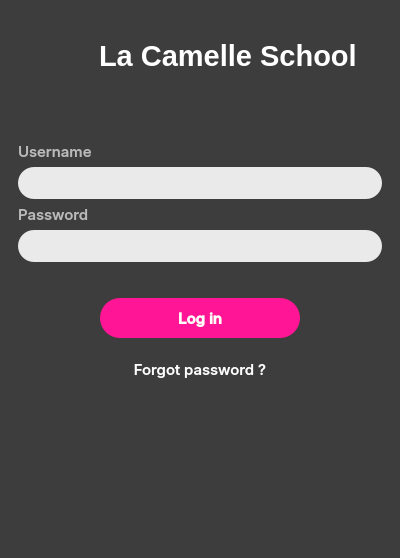
Old version of the form CAI_PyQt/CAI_Admin/UI/FormLogIn.ui in the repository CPG19040/CPG19040.
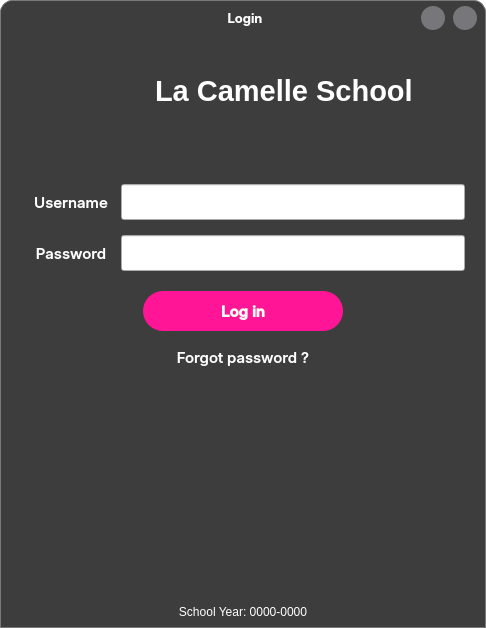
New version of the form. Icons and pictures are not drawn.

Diff of the .ui file:
```diff
--- a/CAI_PyQt/CAI_Admin/UI/FormLogIn.ui
+++ b/CAI_PyQt/CAI_Admin/UI/FormLogIn.ui
@@ -6,20 +6,20 @@
    <rect>
     <x>0</x>
     <y>0</y>
-    <width>400</width>
-    <height>558</height>
+    <width>486</width>
+    <height>628</height>
    </rect>
   </property>
   <property name="minimumSize">
    <size>
-    <width>400</width>
-    <height>558</height>
+    <width>486</width>
+    <height>628</height>
    </size>
   </property>
   <property name="maximumSize">
    <size>
-    <width>400</width>
-    <height>558</height>
+    <width>486</width>
+    <height>628</height>
    </size>
   </property>
   <property name="windowTitle">
@@ -27,7 +27,30 @@
   </property>
   <property name="styleSheet">
    <string notr="true">* {
-	background-color: rgb(61, 61, 61);
+	color: #FFF;
+}
+
+#FormLogin {
+	background: transparent;
+}
+
+QMessageBox {
+	background-color: #deddda;
+	font: 10pt &quot;Inter&quot;;
+	color: black;
+}
+
+QMessageBox QLabel {
+	font: 10pt &quot;Inter&quot;;
+	color: black;
+}
+
+QMessageBox QPushButton {
+	height: 30px;
+	padding: 0px 12px;
+	background-color: #deddda;
+	font: 10pt &quot;Inter&quot;;
+	color: black;
 }
 
 #label_school_name {
@@ -35,11 +58,278 @@
 	font-family: 'Ubuntu'; 
 	font-weight: bold;
 }
+</string>
+  </property>
+  <widget class="QWidget" name="centralwidget">
+   <layout class="QVBoxLayout" name="verticalLayout_3">
+    <property name="spacing">
+     <number>0</number>
+    </property>
+    <property name="leftMargin">
+     <number>0</number>
+    </property>
+    <property name="topMargin">
+     <number>0</number>
+    </property>
+    <property name="rightMargin">
+     <number>0</number>
+    </property>
+    <property name="bottomMargin">
+     <number>0</number>
+    </property>
+    <item>
+     <widget class="QFrame" name="frame_header">
+      <property name="minimumSize">
+       <size>
+        <width>0</width>
+        <height>35</height>
+       </size>
+      </property>
+      <property name="maximumSize">
+       <size>
+        <width>16777215</width>
+        <height>35</height>
+       </size>
+      </property>
+      <property name="mouseTracking">
+       <bool>true</bool>
+      </property>
+      <property name="styleSheet">
+       <string notr="true">#frame_header {
+	color: #FFF;
+	background-color: #3d3d3d;
+	border-top-left-radius: 12px;
+	border-top-right-radius: 12px;
+	border: 1px solid #7a7a7a;
+	border-bottom: none;
+}</string>
+      </property>
+      <property name="frameShape">
+       <enum>QFrame::StyledPanel</enum>
+      </property>
+      <property name="frameShadow">
+       <enum>QFrame::Raised</enum>
+      </property>
+      <layout class="QHBoxLayout" name="horizontalLayout_10">
+       <property name="spacing">
+        <number>6</number>
+       </property>
+       <property name="leftMargin">
+        <number>4</number>
+       </property>
+       <property name="topMargin">
+        <number>0</number>
+       </property>
+       <property name="rightMargin">
+        <number>0</number>
+       </property>
+       <property name="bottomMargin">
+        <number>0</number>
+       </property>
+       <item>
+        <widget class="QWidget" name="widget_window_icon" native="true">
+         <property name="minimumSize">
+          <size>
+           <width>72</width>
+           <height>34</height>
+          </size>
+         </property>
+         <property name="maximumSize">
+          <size>
+           <width>72</width>
+           <height>34</height>
+          </size>
+         </property>
+         <property name="styleSheet">
+          <string notr="true">background: transparent;</string>
+         </property>
+         <layout class="QHBoxLayout" name="horizontalLayout_11">
+          <property name="spacing">
+           <number>0</number>
+          </property>
+          <property name="leftMargin">
+           <number>0</number>
+          </property>
+          <property name="topMargin">
+           <number>0</number>
+          </property>
+          <property name="rightMargin">
+           <number>0</number>
+          </property>
+          <property name="bottomMargin">
+           <number>0</number>
+          </property>
+         </layout>
+        </widget>
+       </item>
+       <item>
+        <widget class="QLabel" name="label_windowTitle">
+         <property name="font">
+          <font>
+           <family>Inter SemiBold</family>
+           <pointsize>10</pointsize>
+           <weight>50</weight>
+           <italic>false</italic>
+           <bold>false</bold>
+          </font>
+         </property>
+         <property name="styleSheet">
+          <string notr="true">background: transparent;
+color: #FFF;
+font: 10pt &quot;Inter SemiBold&quot;;</string>
+         </property>
+         <property name="text">
+          <string>Login</string>
+         </property>
+         <property name="alignment">
+          <set>Qt::AlignCenter</set>
+         </property>
+        </widget>
+       </item>
+       <item>
+        <widget class="QWidget" name="widget_window_buttons" native="true">
+         <property name="minimumSize">
+          <size>
+           <width>72</width>
+           <height>34</height>
+          </size>
+         </property>
+         <property name="maximumSize">
+          <size>
+           <width>72</width>
+           <height>34</height>
+          </size>
+         </property>
+         <layout class="QHBoxLayout" name="horizontalLayout_12">
+          <property name="spacing">
+           <number>0</number>
+          </property>
+          <property name="leftMargin">
+           <number>0</number>
+          </property>
+          <property name="topMargin">
+           <number>0</number>
+          </property>
+          <property name="rightMargin">
+           <number>0</number>
+          </property>
+          <property name="bottomMargin">
+           <number>0</number>
+          </property>
+          <item>
+           <widget class="QPushButton" name="btnMinimize">
+            <property name="minimumSize">
+             <size>
+              <width>24</width>
+              <height>24</height>
+             </size>
+            </property>
+            <property name="maximumSize">
+             <size>
+              <width>24</width>
+              <height>24</height>
+             </size>
+            </property>
+            <property name="cursor">
+             <cursorShape>PointingHandCursor</cursorShape>
+            </property>
+            <property name="styleSheet">
+             <string notr="true">#btnMinimize {
+	border-radius: 12px;
+	background-color: rgb(119, 118, 123);
+}
 
-QLineEdit {
+#btnMinimize:hover {
+	background-color: rgb(248, 228, 92);
+}</string>
+            </property>
+            <property name="text">
+             <string/>
+            </property>
+            <property name="icon">
+             <iconset resource="../resources.qrc">
+              <normaloff>:/Images/Images/minimize-sign.png</normaloff>:/Images/Images/minimize-sign.png</iconset>
+            </property>
+            <property name="iconSize">
+             <size>
+              <width>12</width>
+              <height>12</height>
+             </size>
+            </property>
+           </widget>
+          </item>
+          <item>
+           <widget class="QPushButton" name="btnClose">
+            <property name="minimumSize">
+             <size>
+              <width>24</width>
+              <height>24</height>
+             </size>
+            </property>
+            <property name="maximumSize">
+             <size>
+              <width>24</width>
+              <height>24</height>
+             </size>
+            </property>
+            <property name="cursor">
+             <cursorShape>PointingHandCursor</cursorShape>
+            </property>
+            <property name="styleSheet">
+             <string notr="true">#btnClose {
+	border-radius: 12px;
+	background-color: rgb(119, 118, 123);
+}
+
+#btnClose:hover {
+	background-color: rgb(246, 97, 81);
+}</string>
+            </property>
+            <property name="text">
+             <string/>
+            </property>
+            <property name="icon">
+             <iconset resource="../resources.qrc">
+              <normaloff>:/Images/Images/clear.png</normaloff>:/Images/Images/clear.png</iconset>
+            </property>
+           </widget>
+          </item>
+         </layout>
+        </widget>
+       </item>
+      </layout>
+     </widget>
+    </item>
+    <item>
+     <widget class="QWidget" name="widget_body" native="true">
+      <property name="styleSheet">
+       <string notr="true">#widget_body {
+	background-color: #3d3d3d;
+	border: 1px solid #7a7a7a;
+	border-top: none;
+}
+
+*[class=&quot;input-field&quot;] {
+	background-color: transparent;
+}
+
+*[class=&quot;input-field&quot;] QLabel {
+	color: #4a4a4a;
+	background-color: rgb(192, 191, 188);
+	border: 1px solid #999;
+	border-right: none;
+	border-top-left-radius: 18px;
+	border-bottom-left-radius: 18px;
+	padding-left: 8px;
+}
+
+*[class=&quot;input-field&quot;] QLineEdit {
 	background-color: rgb(234, 234, 234);
-	padding: 0px 15px;
-	border-radius: 16px;
+	border: 1px solid #ABABAB;
+	border-left: none;
+	border-top-right-radius: 18px;
+	border-bottom-right-radius: 18px;
+	padding: 0px 8px;
 	color: rgb(36, 31, 49);
 }
 
@@ -51,7 +341,7 @@
 	border: 1px solid blue;
 }
 
-QPushButton {
+#btnLogin {
 	border-radius: 20px;
 	background: #FF1595;
 	color: white;
@@ -61,14 +351,37 @@
 
 QPushButton:hover {
  	background: #ED5AB3;
-}
-</string>
-  </property>
-  <widget class="QWidget" name="centralwidget">
+}</string>
+      </property>
    <layout class="QVBoxLayout" name="verticalLayout_2">
+       <property name="leftMargin">
+        <number>12</number>
+       </property>
+       <property name="topMargin">
+        <number>9</number>
+       </property>
+       <property name="rightMargin">
+        <number>12</number>
+       </property>
     <item>
-     <widget class="QWidget" name="" native="true">
+        <widget class="QWidget" name="widget_logo" native="true">
       <layout class="QHBoxLayout" name="horizontalLayout_2">
+          <property name="bottomMargin">
+           <number>50</number>
+          </property>
+          <item>
+           <spacer name="horizontalSpacer">
+            <property name="orientation">
+             <enum>Qt::Horizontal</enum>
+            </property>
+            <property name="sizeHint" stdset="0">
+             <size>
+              <width>40</width>
+              <height>20</height>
+             </size>
+            </property>
+           </spacer>
+          </item>
        <item>
         <widget class="QLabel" name="label_logo">
          <property name="minimumSize">
@@ -126,55 +439,55 @@
          </property>
         </widget>
        </item>
-      </layout>
-     </widget>
-    </item>
     <item>
-     <widget class="QFrame" name="frame">
-      <property name="sizePolicy">
-       <sizepolicy hsizetype="Preferred" vsizetype="Preferred">
-        <horstretch>0</horstretch>
-        <verstretch>0</verstretch>
-       </sizepolicy>
-      </property>
-      <property name="minimumSize">
-       <size>
-        <width>0</width>
-        <height>450</height>
-       </size>
-      </property>
-      <property name="styleSheet">
-       <string notr="true">QFrame { border: 0px; }</string>
-      </property>
-      <property name="frameShape">
-       <enum>QFrame::StyledPanel</enum>
-      </property>
-      <property name="frameShadow">
-       <enum>QFrame::Raised</enum>
-      </property>
-      <layout class="QVBoxLayout" name="verticalLayout">
-       <item>
-        <spacer name="verticalSpacer_2">
+           <spacer name="horizontalSpacer_2">
          <property name="orientation">
-          <enum>Qt::Vertical</enum>
-         </property>
-         <property name="sizeType">
-          <enum>QSizePolicy::Expanding</enum>
+             <enum>Qt::Horizontal</enum>
          </property>
          <property name="sizeHint" stdset="0">
           <size>
-           <width>20</width>
+              <width>40</width>
            <height>20</height>
           </size>
          </property>
         </spacer>
        </item>
+         </layout>
+        </widget>
+       </item>
        <item>
-        <widget class="QLabel" name="label">
+        <widget class="QWidget" name="widget_1" native="true">
+         <property name="class" stdset="0">
+          <string>input-field</string>
+         </property>
+         <layout class="QHBoxLayout" name="horizontalLayout">
+          <property name="spacing">
+           <number>0</number>
+          </property>
+          <property name="leftMargin">
+           <number>9</number>
+          </property>
+          <property name="topMargin">
+           <number>0</number>
+          </property>
+          <property name="rightMargin">
+           <number>9</number>
+          </property>
+          <property name="bottomMargin">
+           <number>9</number>
+          </property>
+          <item>
+           <widget class="QLabel" name="label_1">
+            <property name="minimumSize">
+             <size>
+              <width>100</width>
+              <height>36</height>
+             </size>
+            </property>
          <property name="maximumSize">
           <size>
            <width>16777215</width>
-           <height>30</height>
+              <height>36</height>
           </size>
          </property>
          <property name="font">
@@ -186,11 +499,14 @@
           </font>
          </property>
          <property name="styleSheet">
-          <string notr="true">QLabel { font-family: 'Inter Medium'; font-weight: normal; font-size: 11pt; color: rgb(186, 186, 186); }</string>
+             <string notr="true"/>
          </property>
          <property name="text">
           <string>Username</string>
          </property>
+            <property name="alignment">
+             <set>Qt::AlignCenter</set>
+            </property>
         </widget>
        </item>
        <item>
@@ -198,13 +514,13 @@
          <property name="minimumSize">
           <size>
            <width>0</width>
-           <height>32</height>
+              <height>36</height>
           </size>
          </property>
          <property name="maximumSize">
           <size>
            <width>16777215</width>
-           <height>32</height>
+              <height>36</height>
           </size>
          </property>
          <property name="font">
@@ -218,12 +534,42 @@
          </property>
         </widget>
        </item>
+         </layout>
+        </widget>
+       </item>
+       <item>
+        <widget class="QWidget" name="widget_2" native="true">
+         <property name="class" stdset="0">
+          <string>input-field</string>
+         </property>
+         <layout class="QHBoxLayout" name="horizontalLayout_3">
+          <property name="spacing">
+           <number>0</number>
+          </property>
+          <property name="leftMargin">
+           <number>9</number>
+          </property>
+          <property name="topMargin">
+           <number>0</number>
+          </property>
+          <property name="rightMargin">
+           <number>9</number>
+          </property>
+          <property name="bottomMargin">
+           <number>14</number>
+          </property>
        <item>
         <widget class="QLabel" name="label_2">
+            <property name="minimumSize">
+             <size>
+              <width>100</width>
+              <height>36</height>
+             </size>
+            </property>
          <property name="maximumSize">
           <size>
            <width>16777215</width>
-           <height>30</height>
+              <height>36</height>
           </size>
          </property>
          <property name="font">
@@ -235,11 +581,14 @@
           </font>
          </property>
          <property name="styleSheet">
-          <string notr="true">QLabel { font-family: 'Inter Medium'; font-weight: normal; font-size: 11pt; color: rgb(186, 186, 186); }</string>
+             <string notr="true"/>
          </property>
          <property name="text">
           <string>Password</string>
          </property>
+            <property name="alignment">
+             <set>Qt::AlignCenter</set>
+            </property>
         </widget>
        </item>
        <item>
@@ -253,7 +602,7 @@
          <property name="maximumSize">
           <size>
            <width>16777215</width>
-           <height>32</height>
+              <height>36</height>
           </size>
          </property>
          <property name="font">
@@ -270,30 +619,13 @@
          </property>
         </widget>
        </item>
-       <item>
-        <spacer name="verticalSpacer_3">
-         <property name="orientation">
-          <enum>Qt::Vertical</enum>
-         </property>
-         <property name="sizeType">
-          <enum>QSizePolicy::Expanding</enum>
-         </property>
-         <property name="sizeHint" stdset="0">
-          <size>
-           <width>20</width>
-           <height>20</height>
-          </size>
-         </property>
-        </spacer>
+         </layout>
+        </widget>
        </item>
        <item>
-        <widget class="QWidget" name="" native="true">
-         <layout class="QHBoxLayout" name="horizontalLayout">
-          <property name="topMargin">
-           <number>5</number>
-          </property>
-          <property name="bottomMargin">
-           <number>5</number>
+        <layout class="QHBoxLayout" name="horizontalLayout_4">
+         <property name="spacing">
+          <number>0</number>
           </property>
           <item>
            <widget class="QPushButton" name="btnLogin">
@@ -338,7 +670,6 @@
            </widget>
           </item>
          </layout>
-        </widget>
        </item>
        <item>
         <widget class="QPushButton" name="btnForgotPassword">
@@ -348,6 +679,12 @@
            <height>40</height>
           </size>
          </property>
+         <property name="maximumSize">
+          <size>
+           <width>16777215</width>
+           <height>40</height>
+          </size>
+         </property>
          <property name="font">
           <font>
            <family>Inter Medium</family>
@@ -383,17 +720,24 @@
          <property name="orientation">
           <enum>Qt::Vertical</enum>
          </property>
-         <property name="sizeType">
-          <enum>QSizePolicy::Fixed</enum>
-         </property>
          <property name="sizeHint" stdset="0">
           <size>
            <width>20</width>
-           <height>160</height>
+           <height>40</height>
           </size>
          </property>
         </spacer>
        </item>
+       <item>
+        <widget class="QLabel" name="label_SY">
+         <property name="text">
+          <string>School Year: 0000-0000</string>
+         </property>
+         <property name="alignment">
+          <set>Qt::AlignCenter</set>
+         </property>
+        </widget>
+       </item>
       </layout>
      </widget>
     </item>
```
Left out of the diff: 10 changed lines with no effect on the pictures. Lines whose indentation alone changed are shown as unchanged.
